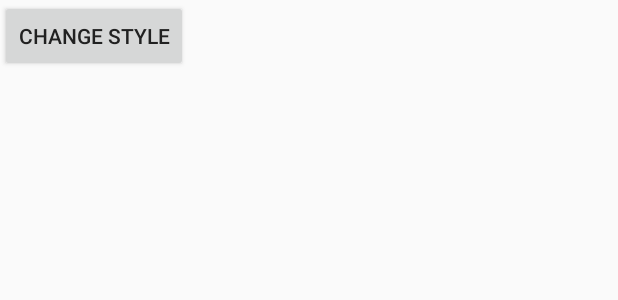
After one commit to Lukas-Razz/PV256-Project, an Android app: the layout drawer.xml on its own in the app's theme, with its tools: preview values and no code run, on a phone screen of 412 x 824 dp. The commit adds this screen. Shown: the top 300 px of the screen. Run offline under Robolectric (Android 15) with nearby library versions, the phone set to English and light mode, and no system bars.

Commit message:
added RecyclerView and theme-changing button

```diff
--- a/app/build.gradle
+++ b/app/build.gradle
@@ -34,7 +34,10 @@ dependencies {
     androidTestCompile('com.android.support.test.espresso:espresso-core:2.2.2', {
         exclude group: 'com.android.support', module: 'support-annotations'
     })
-    compile 'com.android.support:appcompat-v7:26.+'
+    compile 'com.android.support:appcompat-v7:26.1.0'
+    compile 'com.android.support:recyclerview-v7:26.1.0'
     compile 'com.android.support.constraint:constraint-layout:1.0.2'
+    compile 'com.jakewharton:butterknife:8.8.1'
+    annotationProcessor 'com.jakewharton:butterknife-compiler:8.8.1'
     testCompile 'junit:junit:4.12'
 }
--- a/app/src/main/AndroidManifest.xml
+++ b/app/src/main/AndroidManifest.xml
@@ -1,5 +1,6 @@
 <?xml version="1.0" encoding="utf-8"?>
-<manifest xmlns:android="http://schemas.android.com/apk/res/android"
+<manifest
+    xmlns:android="http://schemas.android.com/apk/res/android"
     package="cz.muni.fi.pv256.movio2.uco_410034">
 
     <application
@@ -8,7 +9,7 @@
         android:label="@string/app_name"
         android:supportsRtl="true"
         android:theme="@style/AppTheme.1">
-        <activity android:name=".MainActivity">
+        <activity android:name=".MainActivity.MainActivity">
             <intent-filter>
                 <action android:name="android.intent.action.MAIN" />
 
--- /dev/null
+++ b/app/src/main/res/layout/drawer.xml
@@ -0,0 +1,16 @@
+<?xml version="1.0" encoding="utf-8"?>
+<LinearLayout
+    xmlns:android="http://schemas.android.com/apk/res/android"
+    android:id="@+id/drawerPane"
+    android:layout_width="wrap_content"
+    android:layout_height="match_parent"
+    android:layout_gravity="start">
+
+    <Button
+        android:id="@+id/drawerChangeStyleButton"
+        android:layout_width="wrap_content"
+        android:layout_height="wrap_content"
+        android:layout_gravity="center|top"
+        android:text="Change Style"/>
+
+</LinearLayout>
--- a/app/src/main/res/values/strings.xml
+++ b/app/src/main/res/values/strings.xml
@@ -1,4 +1,6 @@
 <?xml version="1.0" encoding="utf-8"?>
 <resources>
     <string name="app_name">Uco_410034</string>
+    <string name="open_drawer">Open drawer</string>
+    <string name="close_drawer">Close drawer</string>
 </resources>
--- a/app/src/main/res/values/theme.xml
+++ b/app/src/main/res/values/theme.xml
@@ -1,9 +1,10 @@
 <?xml version="1.0" encoding="utf-8"?>
 <resources>
     <style name="AppTheme" parent="Theme.AppCompat.Light.DarkActionBar">
-        <item name="textColorPrimary">@color/primary_text</item>
-        <item name="textColorSecondary">@color/secondary_text</item>
-
+        <item name="android:textColorPrimary">@color/primary_text</item>
+        <item name="android:textColorSecondary">@color/secondary_text</item>
+        <item name="android:icon">@color/icons</item>
+        <item name="android:divider">@color/divider</item>
     </style>
     <style name="AppTheme.1">
         <item name="colorPrimary">@color/primary_1</item>
--- a/build.gradle
+++ b/build.gradle
@@ -15,6 +15,9 @@ buildscript {
 allprojects {
     repositories {
         jcenter()
+        maven {
+            url "https://maven.google.com"
+        }
     }
 }
 
```
Also changed, not shown: app/src/main/java/cz/muni/fi/pv256/movio2/uco_410034/MainActivity.java (deleted, +0 -14 lines), app/src/main/java/cz/muni/fi/pv256/movio2/uco_410034/MainActivity/MainActivity.java (added, +107 -0 lines), app/src/main/java/cz/muni/fi/pv256/movio2/uco_410034/MainActivity/MovieListAdapter.java (added, +38 -0 lines), app/src/main/java/cz/muni/fi/pv256/movio2/uco_410034/MainActivity/MovieListViewHolder.java (added, +15 -0 lines), app/src/main/java/cz/muni/fi/pv256/movio2/uco_410034/Model/Movie.java (added, +8 -0 lines), app/src/main/res/layout/activity_main.xml (+14 -9 lines), app/src/main/res/layout/activity_main_movie.xml (added, +15 -0 lines), app/src/main/res/mipmap-hdpi/ic_launcher.png (added), app/src/main/res/mipmap-mdpi/ic_launcher.png (added), app/src/main/res/mipmap-xhdpi/ic_launcher.png (added), app/src/main/res/mipmap-xxhdpi/ic_launcher.png (added), app/src/main/res/mipmap-xxxhdpi/ic_launcher.png (added).
